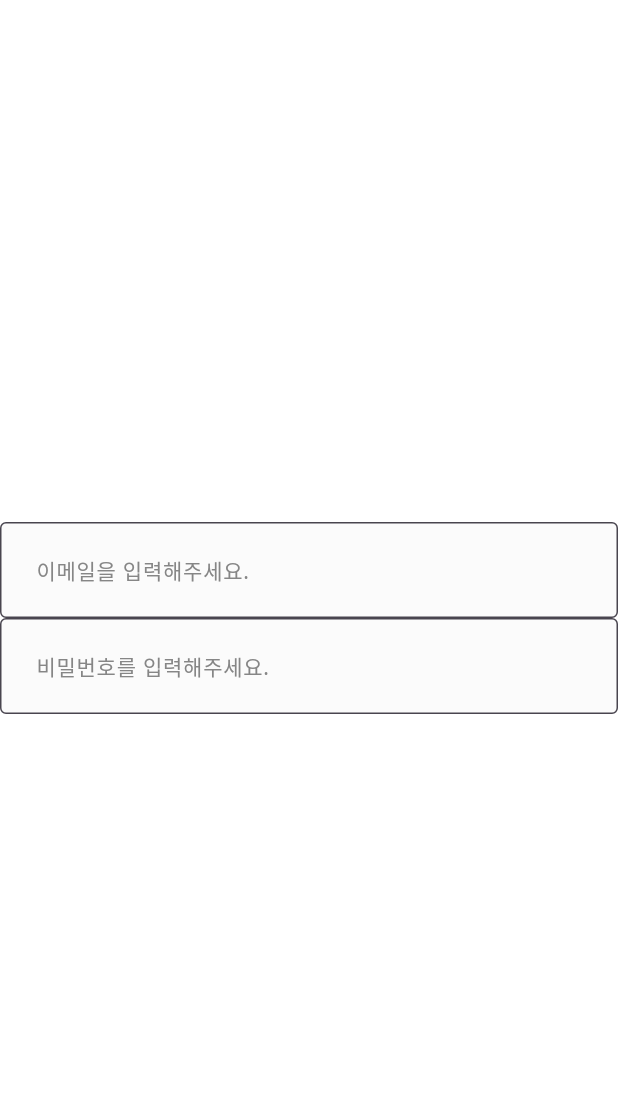
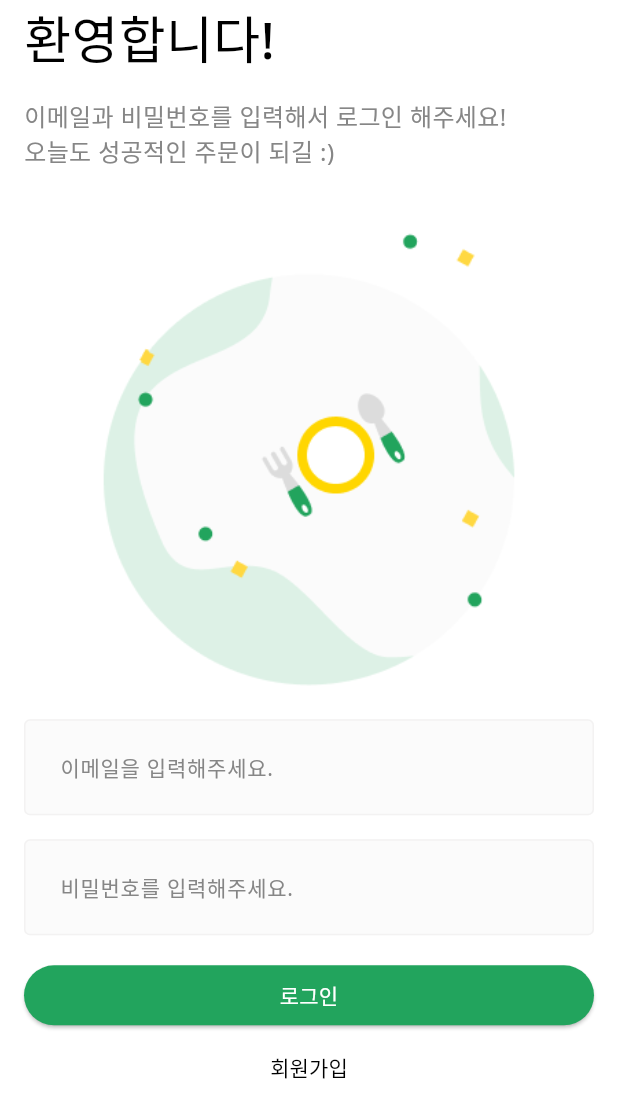
Before and after one commit to Yuhyeon0516/Flutter_Deep_Dive, a Flutter app: the screen it shows after launch, on a phone screen of 412 x 824 dp. Shown: the top 1118 px of the screen. Run offline on Flutter 3.47's test engine with Material 3 defaults, Android fonts, the phone set to English and light mode, and no system bars; our stand-ins replace dio, drift, geolocator, get_it, google_maps_flutter, image_picker and 6 more; missing offline and left inert: agora_rtc_engine, sqlite3; accounts and stored records are empty; generated files the repository leaves out were written again.

Commit message:
Created login screen.

```diff
--- a/delivery/lib/common/component/custom_text_form_field.dart
+++ b/delivery/lib/common/component/custom_text_form_field.dart
@@ -43,6 +43,7 @@ class CustomTextFormField extends StatelessWidget {
         fillColor: INPUT_BG_COLOR,
         // 기본 border
         border: baseBorder,
+        enabledBorder: baseBorder,
         // focused 됐을때 border
         focusedBorder: baseBorder.copyWith(
           borderSide: baseBorder.borderSide.copyWith(
--- a/delivery/lib/main.dart
+++ b/delivery/lib/main.dart
@@ -1,4 +1,4 @@
-import 'package:delivery/common/component/custom_text_form_field.dart';
+import 'package:delivery/user/view/login_screen.dart';
 import 'package:flutter/material.dart';
 
 void main() {
@@ -15,23 +15,7 @@ class _App extends StatelessWidget {
       theme: ThemeData(
         fontFamily: 'NotoSans',
       ),
-      home: Scaffold(
-        backgroundColor: Colors.white,
-        body: Column(
-          mainAxisAlignment: MainAxisAlignment.center,
-          children: [
-            CustomTextFormField(
-              hintText: '이메일을 입력해주세요.',
-              onChanged: (value) {},
-            ),
-            CustomTextFormField(
-              hintText: '비밀번호를 입력해주세요.',
-              obscureText: true,
-              onChanged: (value) {},
-            ),
-          ],
-        ),
-      ),
+      home: const LoginScreen(),
     );
   }
 }
--- /dev/null
+++ b/delivery/lib/user/view/login_screen.dart
@@ -0,0 +1,104 @@
+import 'package:delivery/common/component/custom_text_form_field.dart';
+import 'package:delivery/common/const/colors.dart';
+import 'package:delivery/common/layout/default_layout.dart';
+import 'package:flutter/material.dart';
+
+class LoginScreen extends StatelessWidget {
+  const LoginScreen({super.key});
+
+  @override
+  Widget build(BuildContext context) {
+    return DefaultLayout(
+      child: SingleChildScrollView(
+        keyboardDismissBehavior: ScrollViewKeyboardDismissBehavior.onDrag,
+        child: SafeArea(
+          top: true,
+          bottom: false,
+          child: Padding(
+            padding: const EdgeInsets.symmetric(horizontal: 16),
+            child: Column(
+              crossAxisAlignment: CrossAxisAlignment.stretch,
+              children: [
+                const _Title(),
+                const SizedBox(
+                  height: 16,
+                ),
+                const _SubTitle(),
+                Center(
+                  child: Image.asset(
+                    'asset/img/misc/logo.png',
+                    width: MediaQuery.of(context).size.width / 3 * 2.5,
+                  ),
+                ),
+                const SizedBox(
+                  height: 16,
+                ),
+                CustomTextFormField(
+                  hintText: '이메일을 입력해주세요.',
+                  onChanged: (value) {},
+                ),
+                const SizedBox(
+                  height: 16,
+                ),
+                CustomTextFormField(
+                  hintText: '비밀번호를 입력해주세요.',
+                  obscureText: true,
+                  onChanged: (value) {},
+                ),
+                const SizedBox(
+                  height: 16,
+                ),
+                ElevatedButton(
+                  onPressed: () {},
+                  style: ElevatedButton.styleFrom(
+                    backgroundColor: PRIMARY_COLOR,
+                    foregroundColor: Colors.white,
+                  ),
+                  child: const Text('로그인'),
+                ),
+                TextButton(
+                  onPressed: () {},
+                  style: TextButton.styleFrom(
+                    foregroundColor: Colors.black,
+                  ),
+                  child: const Text('회원가입'),
+                ),
+              ],
+            ),
+          ),
+        ),
+      ),
+    );
+  }
+}
+
+class _Title extends StatelessWidget {
+  const _Title({super.key});
+
+  @override
+  Widget build(BuildContext context) {
+    return const Text(
+      '환영합니다!',
+      style: TextStyle(
+        fontSize: 34,
+        fontWeight: FontWeight.w500,
+        color: Colors.black,
+      ),
+    );
+  }
+}
+
+class _SubTitle extends StatelessWidget {
+  const _SubTitle({super.key});
+
+  @override
+  Widget build(BuildContext context) {
+    return const Text(
+      '이메일과 비밀번호를 입력해서 로그인 해주세요!\n오늘도 성공적인 주문이 되길 :)',
+      style: TextStyle(
+        fontSize: 16,
+        color: BODY_TEXT_COLOR,
+      ),
+    );
+  }
+}
```
